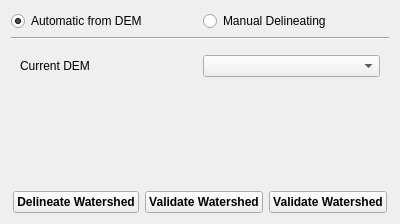
This is src/ui/reosdelineatingwatershedwidget.ui in vcloarec/ReosProject as Qt 5 draws it before an edit. The edited form follows.
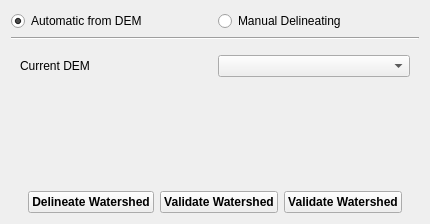
This is the edited form. Custom widgets are drawn as their Qt base class.

Patch:
```diff
--- a/src/ui/reosdelineatingwatershedwidget.ui
+++ b/src/ui/reosdelineatingwatershedwidget.ui
@@ -6,7 +6,7 @@
    <rect>
     <x>0</x>
     <y>0</y>
-    <width>400</width>
+    <width>430</width>
     <height>224</height>
    </rect>
   </property>
```
